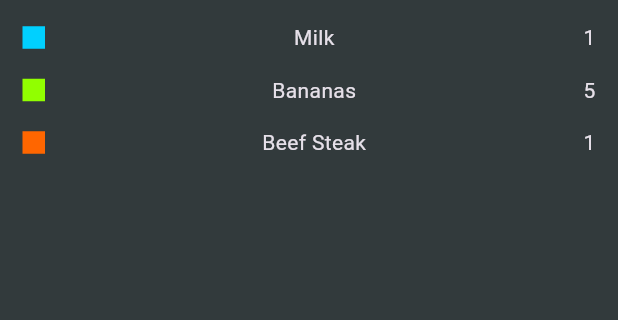
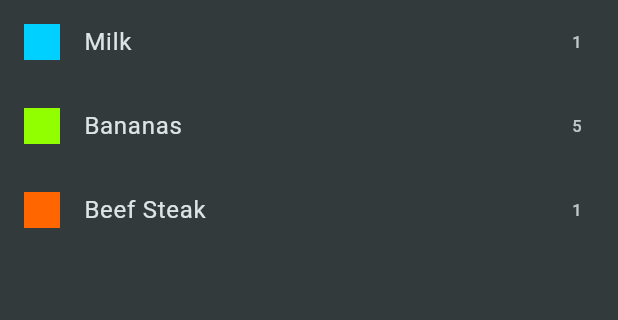
Before and after one commit to Nagaaswin/shopping_list, a Flutter app: the screen it shows after launch, on a phone screen of 412 x 824 dp, the part 84-404 px from its top. Run offline on Flutter 3.47's test engine with Material 3 defaults, Android fonts, the phone set to English and light mode, and no system bars.

Commit message:
refactored grocery items to optimise from row to listview

```diff
--- a/lib/data/grocery_items_data.dart
+++ b/lib/data/grocery_items_data.dart
@@ -3,7 +3,7 @@ import 'package:shopping_list/models/grocery_item_model.dart';
 
 import '../enums/categories_enum.dart';
 
-var groceryItems = [
+final groceryItems = [
   GroceryItem(
       id: 'a',
       name: 'Milk',
--- a/lib/main.dart
+++ b/lib/main.dart
@@ -21,12 +21,7 @@ class MyApp extends StatelessWidget {
         ),
         scaffoldBackgroundColor: const Color.fromARGB(255, 50, 58, 60),
       ),
-      home: Scaffold(
-        appBar: AppBar(
-          title: const Text("Your Groceries"),
-        ),
-        body: const GroceryItems(),
-      ),
+      home: const GroceryItems(),
     );
   }
 }
--- a/lib/models/category_model.dart
+++ b/lib/models/category_model.dart
@@ -1,4 +1,4 @@
-import 'dart:ui';
+import 'package:flutter/material.dart';
 
 class Category {
   const Category(this.name, this.color);
--- a/lib/widgets/grocery_items_widget.dart
+++ b/lib/widgets/grocery_items_widget.dart
@@ -1,4 +1,4 @@
-import 'package:flutter/cupertino.dart';
+import 'package:flutter/material.dart';
 import 'package:shopping_list/data/grocery_items_data.dart';
 
 class GroceryItems extends StatelessWidget {
@@ -6,36 +6,21 @@ class GroceryItems extends StatelessWidget {
 
   @override
   Widget build(BuildContext context) {
-    return Column(
-      children: [
-        for (final groceryItem in groceryItems)
-          Container(
-            padding: const EdgeInsets.only(top: 15),
-            child: Row(
-              mainAxisAlignment: MainAxisAlignment.spaceBetween,
-              children: [
-                Container(
-                  padding: const EdgeInsets.only(left: 15),
-                  child: SizedBox(
-                    width: 15.0,
-                    height: 15.0,
-                    child: DecoratedBox(
-                      decoration:
-                          BoxDecoration(color: groceryItem.category.color),
-                    ),
-                  ),
+    return Scaffold(
+      appBar: AppBar(
+        title: const Text("Your Groceries"),
+      ),
+      body: ListView.builder(
+          itemCount: groceryItems.length,
+          itemBuilder: (ctx, index) => ListTile(
+                leading: Container(
+                  height: 24,
+                  width: 24,
+                  color: groceryItems[index].category.color,
                 ),
-                Text(groceryItem.name),
-                Container(
-                  padding: const EdgeInsets.only(right: 15),
-                  child: Text(
-                    groceryItem.quantity.toString(),
-                  ),
-                )
-              ],
-            ),
-          )
-      ],
+                title: Text(groceryItems[index].name),
+                trailing: Text(groceryItems[index].quantity.toString()),
+              )),
     );
   }
 }
```
